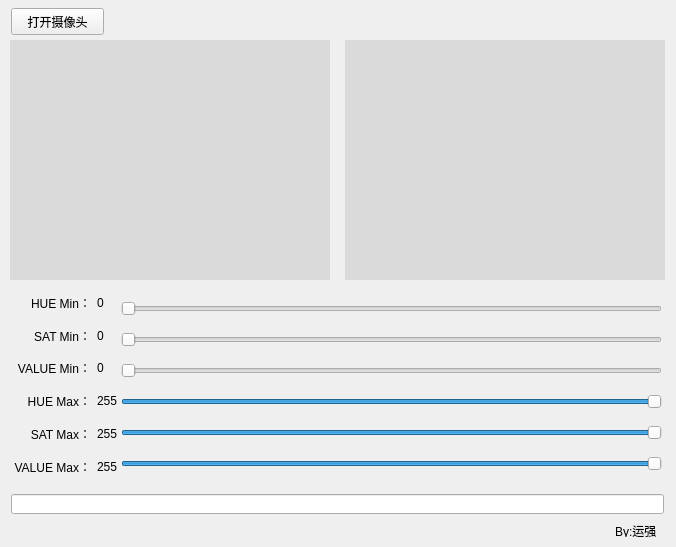
Old version of the form 色块识别/color.ui in the repository yuanyunqiang/Opencv-HSV-Track-color.
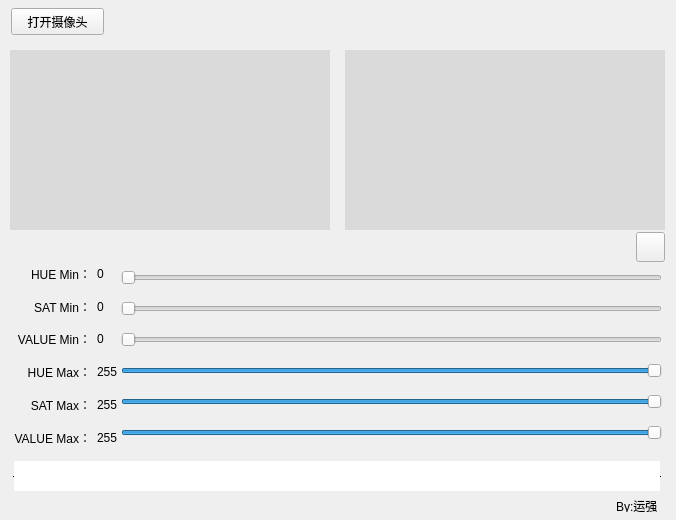
New version of the form. Icons and pictures are not drawn.

Diff of the .ui file:
```diff
--- a/色块识别/color.ui
+++ b/色块识别/color.ui
@@ -7,19 +7,19 @@
     <x>0</x>
     <y>0</y>
     <width>676</width>
-    <height>547</height>
+    <height>520</height>
    </rect>
   </property>
   <property name="minimumSize">
    <size>
     <width>676</width>
-    <height>547</height>
+    <height>520</height>
    </size>
   </property>
   <property name="maximumSize">
    <size>
     <width>676</width>
-    <height>547</height>
+    <height>520</height>
    </size>
   </property>
   <property name="windowTitle">
@@ -30,9 +30,9 @@
     <property name="geometry">
      <rect>
       <x>10</x>
-      <y>40</y>
+      <y>50</y>
       <width>320</width>
-      <height>240</height>
+      <height>180</height>
      </rect>
     </property>
     <property name="styleSheet">
@@ -46,9 +46,9 @@
     <property name="geometry">
      <rect>
       <x>345</x>
-      <y>40</y>
+      <y>50</y>
       <width>320</width>
-      <height>240</height>
+      <height>180</height>
      </rect>
     </property>
     <property name="styleSheet">
@@ -62,9 +62,9 @@
     <property name="geometry">
      <rect>
       <x>121</x>
-      <y>291</y>
+      <y>260</y>
       <width>541</width>
-      <height>190</height>
+      <height>191</height>
      </rect>
     </property>
     <layout class="QVBoxLayout" name="verticalLayout">
@@ -151,21 +151,11 @@
      </item>
     </layout>
    </widget>
-   <widget class="QLineEdit" name="lineEdit">
-    <property name="geometry">
-     <rect>
-      <x>11</x>
-      <y>494</y>
-      <width>653</width>
-      <height>20</height>
-     </rect>
-    </property>
-   </widget>
    <widget class="QLabel" name="label_9">
     <property name="geometry">
      <rect>
-      <x>615</x>
-      <y>525</y>
+      <x>616</x>
+      <y>500</y>
       <width>54</width>
       <height>12</height>
      </rect>
@@ -178,7 +168,7 @@
     <property name="geometry">
      <rect>
       <x>14</x>
-      <y>289</y>
+      <y>260</y>
       <width>105</width>
       <height>191</height>
      </rect>
@@ -312,6 +302,41 @@
      <string>打开摄像头</string>
     </property>
    </widget>
+   <widget class="QTextEdit" name="textEdit">
+    <property name="geometry">
+     <rect>
+      <x>13</x>
+      <y>460</y>
+      <width>648</width>
+      <height>32</height>
+     </rect>
+    </property>
+    <property name="frameShape">
+     <enum>QFrame::HLine</enum>
+    </property>
+    <property name="frameShadow">
+     <enum>QFrame::Plain</enum>
+    </property>
+    <property name="textInteractionFlags">
+     <set>Qt::LinksAccessibleByMouse|Qt::TextEditable|Qt::TextSelectableByMouse</set>
+    </property>
+   </widget>
+   <widget class="QPushButton" name="pushButton_2">
+    <property name="geometry">
+     <rect>
+      <x>636</x>
+      <y>232</y>
+      <width>29</width>
+      <height>30</height>
+     </rect>
+    </property>
+    <property name="styleSheet">
+     <string notr="true">border-image: url(:/hui/hui.png);</string>
+    </property>
+    <property name="text">
+     <string/>
+    </property>
+   </widget>
   </widget>
  </widget>
  <resources/>
```
Left out of the diff: 7 changed lines with no effect on the pictures.
